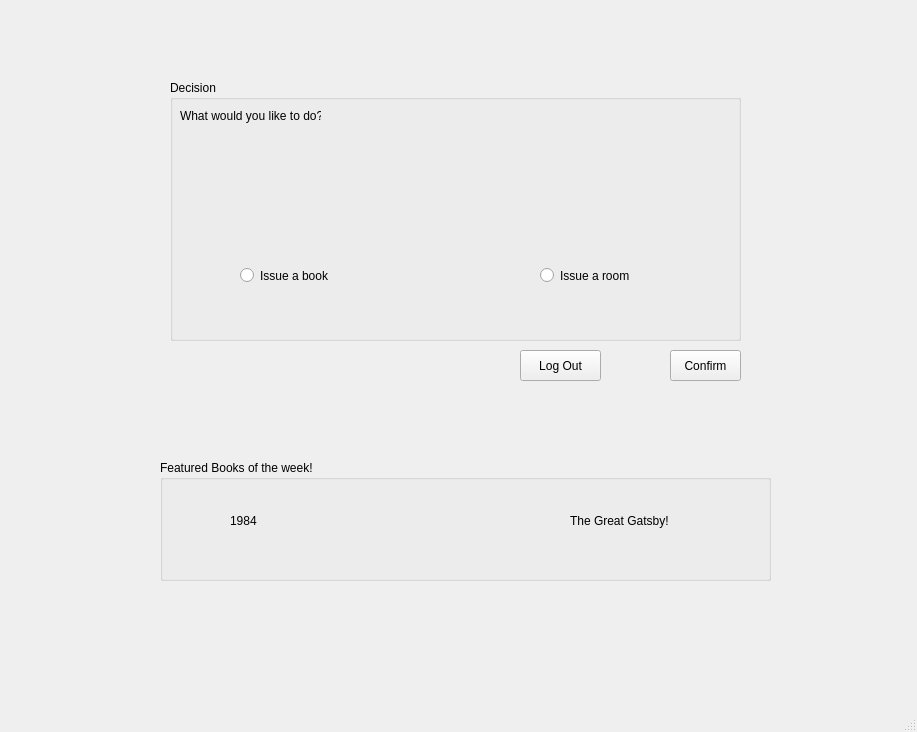
Before: the Qt Designer form 2.student_decision.ui in Asim-AAK/LibraryManagementDBMS, drawn with Qt 5.
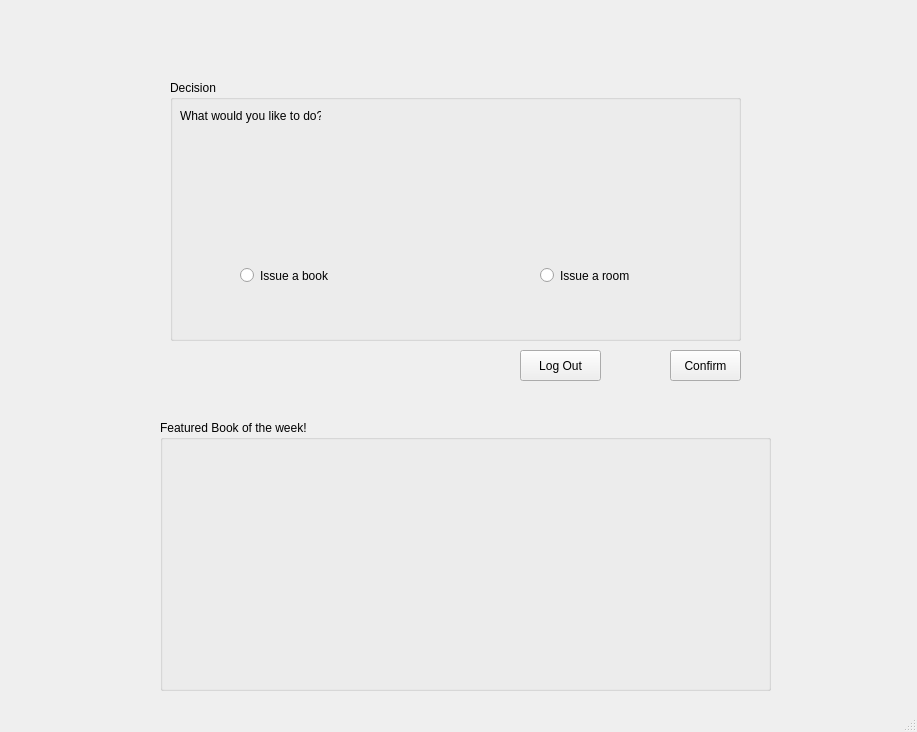
After: the same form once the commit is applied. Icons and pictures are not drawn.

Diff of the .ui file:
```diff
--- a/2.student_decision.ui
+++ b/2.student_decision.ui
@@ -68,9 +68,9 @@
     <widget class="QLabel" name="label">
      <property name="geometry">
       <rect>
-       <x>40</x>
-       <y>60</y>
-       <width>171</width>
+       <x>80</x>
+       <y>70</y>
+       <width>191</width>
        <height>101</height>
       </rect>
      </property>
@@ -115,38 +115,28 @@
     <property name="geometry">
      <rect>
       <x>160</x>
-      <y>460</y>
+      <y>420</y>
       <width>611</width>
-      <height>121</height>
+      <height>271</height>
      </rect>
     </property>
     <property name="title">
-     <string>Featured Books of the week!</string>
+     <string>Featured Book of the week!</string>
     </property>
     <widget class="QLabel" name="studentemail_label">
      <property name="geometry">
       <rect>
-       <x>70</x>
-       <y>50</y>
-       <width>101</width>
-       <height>21</height>
+       <x>240</x>
+       <y>40</y>
+       <width>281</width>
+       <height>191</height>
       </rect>
      </property>
-     <property name="text">
-      <string>1984 </string>
+     <property name="styleSheet">
+      <string notr="true">image: url(:/newPrefix1/Screenshot 2023-10-25 221325.png);</string>
      </property>
-    </widget>
-    <widget class="QLabel" name="studentemail_label_2">
-     <property name="geometry">
-      <rect>
-       <x>410</x>
-       <y>50</y>
-       <width>141</width>
-       <height>21</height>
-      </rect>
-     </property>
      <property name="text">
-      <string>The Great Gatsby!</string>
+      <string/>
      </property>
     </widget>
    </widget>
```
Left out of the diff: 4 changed lines with no effect on the pictures.
